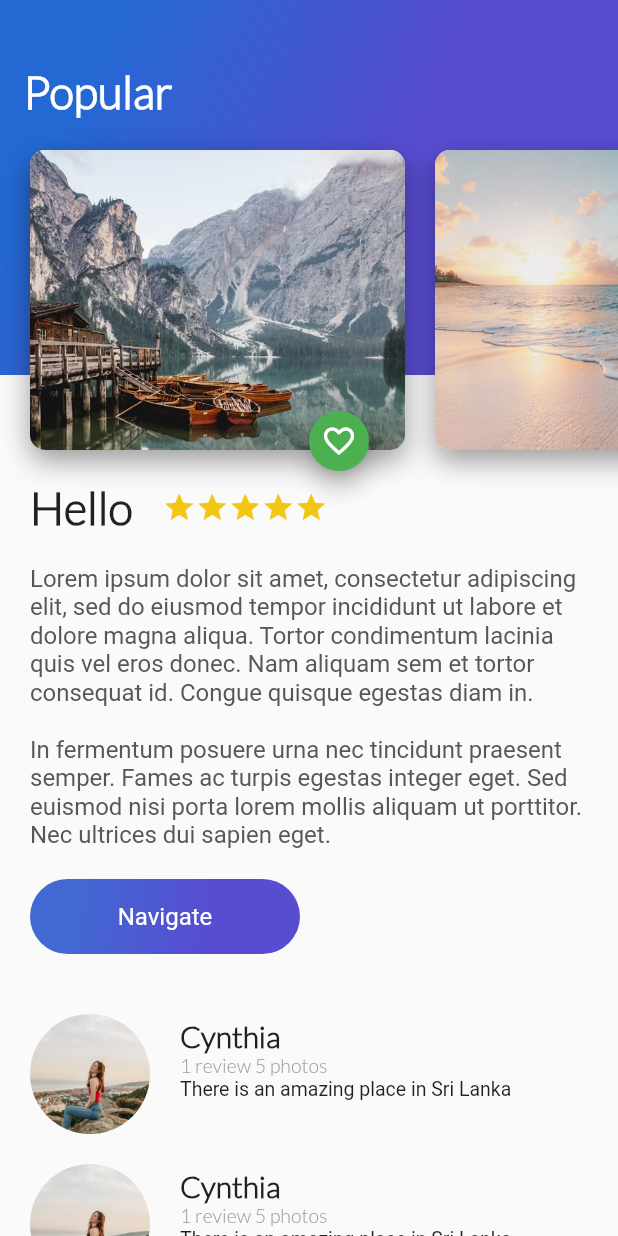
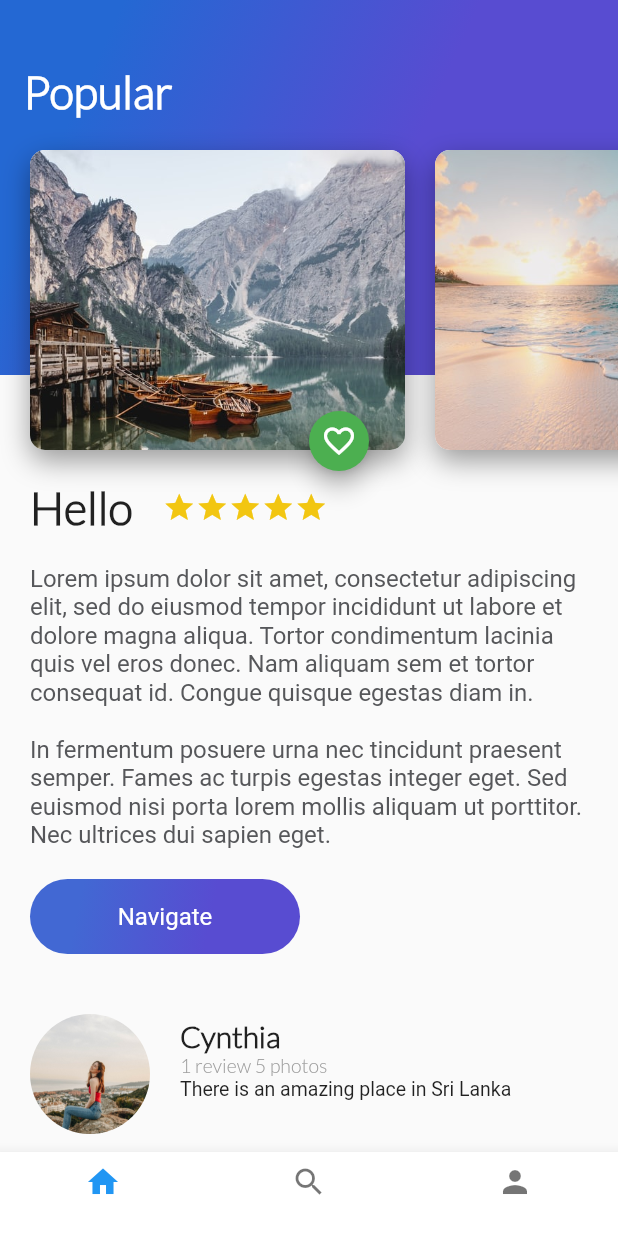
Before and after one commit to HectorMtz22/probando-flutter, a Flutter app: the screen it shows after launch, on a phone screen of 412 x 824 dp. Run offline on Flutter 3.47's test engine with Material 2 defaults, Android fonts, the phone set to English and light mode, and no system bars.

Commit message:
Adding bottom navigation bar

```diff
--- a/lib/floating_action_button.dart
+++ b/lib/floating_action_button.dart
@@ -8,7 +8,7 @@ class MyFloatingActionButton extends StatefulWidget {
 }
 
 class MyFloatingActionButtonState extends State<MyFloatingActionButton> {
-  var isLiked = false;
+  bool isLiked = false;
   void onPressedButton() {
     setState(() {
       isLiked = !isLiked;
--- a/lib/main.dart
+++ b/lib/main.dart
@@ -2,9 +2,7 @@
 import 'package:flutter/material.dart';
 import 'package:flutter/services.dart';
 // Own imports
-import 'header_appbar.dart';
-import 'review.dart';
-import 'description_place.dart';
+import 'views/home_page.dart';
 
 void main() {
   SystemChrome.setSystemUIOverlayStyle(const SystemUiOverlayStyle(
@@ -13,8 +11,25 @@ void main() {
   runApp(const MyApp());
 }
 
-class MyApp extends StatelessWidget {
+class MyApp extends StatefulWidget {
   const MyApp({Key? key}) : super(key: key);
+
+  @override
+  State<MyApp> createState() => _MyAppState();
+}
+
+class _MyAppState extends State<MyApp> {
+  int indexTap = 0;
+
+  final List<Widget> pages = [
+    const MyHomePage(),
+  ];
+
+  void onTapTapped(int index) {
+    setState(() {
+      indexTap = index;
+    });
+  }
 
   // This widget is the root of your application.
   @override
@@ -25,36 +40,30 @@ class MyApp extends StatelessWidget {
         primarySwatch: Colors.blue,
       ),
       home: Scaffold(
-        body: Stack(
-          children: <Widget>[
-            ListView(children: const <Widget>[
-              DescriptionPlace(
-                namePlace: 'Hello',
-                stars: 4,
-                descriptionPlace:
-                    'Lorem ipsum dolor sit amet, consectetur adipiscing elit, sed do eiusmod tempor incididunt ut labore et dolore magna aliqua. Tortor condimentum lacinia quis vel eros donec. Nam aliquam sem et tortor consequat id. Congue quisque egestas diam in. \n\nIn fermentum posuere urna nec tincidunt praesent semper. Fames ac turpis egestas integer eget. Sed euismod nisi porta lorem mollis aliquam ut porttitor. Nec ultrices dui sapien eget.',
+        body: pages[indexTap],
+        bottomNavigationBar: Theme(
+          data: Theme.of(context).copyWith(
+            canvasColor: Colors.white,
+            primaryColor: Colors.purple,
+          ),
+          child: BottomNavigationBar(
+            currentIndex: indexTap,
+            onTap: onTapTapped,
+            items: const <BottomNavigationBarItem>[
+              BottomNavigationBarItem(
+                icon: Icon(Icons.home),
+                label: '',
               ),
-              Review(
-                pathImage: 'assets/img/cynthia.jpg',
-                name: 'Cynthia',
-                details: '1 review 5 photos',
-                comment: 'There is an amazing place in Sri Lanka',
+              BottomNavigationBarItem(
+                icon: Icon(Icons.search),
+                label: '',
               ),
-              Review(
-                pathImage: 'assets/img/cynthia.jpg',
-                name: 'Cynthia',
-                details: '1 review 5 photos',
-                comment: 'There is an amazing place in Sri Lanka',
+              BottomNavigationBarItem(
+                icon: Icon(Icons.person),
+                label: '',
               ),
-              Review(
-                pathImage: 'assets/img/cynthia.jpg',
-                name: 'Cynthia',
-                details: '1 review 5 photos',
-                comment: 'There is an amazing place in Sri Lanka',
-              ),
-            ]),
-            const HeaderAppBar()
-          ],
+            ],
+          ),
         ),
       ),
     );
--- /dev/null
+++ b/lib/views/home_page.dart
@@ -0,0 +1,48 @@
+import 'package:flutter/material.dart';
+import '../review.dart';
+import '../description_place.dart';
+import '../header_appbar.dart';
+
+class MyHomePage extends StatefulWidget {
+  const MyHomePage({Key? key}) : super(key: key);
+
+  @override
+  State<MyHomePage> createState() => _MyHomePageState();
+}
+
+class _MyHomePageState extends State<MyHomePage> {
+  @override
+  Widget build(BuildContext context) {
+    return Stack(
+      children: <Widget>[
+        ListView(children: const <Widget>[
+          DescriptionPlace(
+            namePlace: 'Hello',
+            stars: 4,
+            descriptionPlace:
+                'Lorem ipsum dolor sit amet, consectetur adipiscing elit, sed do eiusmod tempor incididunt ut labore et dolore magna aliqua. Tortor condimentum lacinia quis vel eros donec. Nam aliquam sem et tortor consequat id. Congue quisque egestas diam in. \n\nIn fermentum posuere urna nec tincidunt praesent semper. Fames ac turpis egestas integer eget. Sed euismod nisi porta lorem mollis aliquam ut porttitor. Nec ultrices dui sapien eget.',
+          ),
+          Review(
+            pathImage: 'assets/img/cynthia.jpg',
+            name: 'Cynthia',
+            details: '1 review 5 photos',
+            comment: 'There is an amazing place in Sri Lanka',
+          ),
+          Review(
+            pathImage: 'assets/img/cynthia.jpg',
+            name: 'Cynthia',
+            details: '1 review 5 photos',
+            comment: 'There is an amazing place in Sri Lanka',
+          ),
+          Review(
+            pathImage: 'assets/img/cynthia.jpg',
+            name: 'Cynthia',
+            details: '1 review 5 photos',
+            comment: 'There is an amazing place in Sri Lanka',
+          ),
+        ]),
+        const HeaderAppBar()
+      ],
+    );
+  }
+}
```
